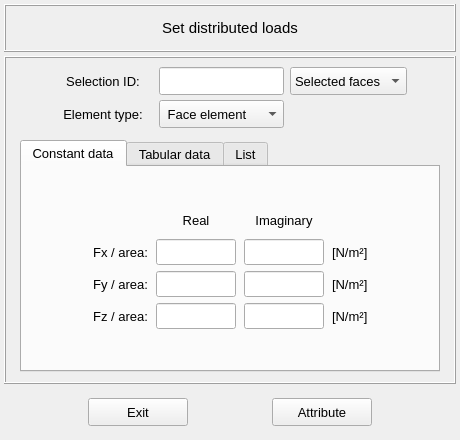
Old version of the form vibra/interface/data/ui_files/model/structural/distributed_loads_inputs.ui in the repository MOPT-UFSC/VIBRA.
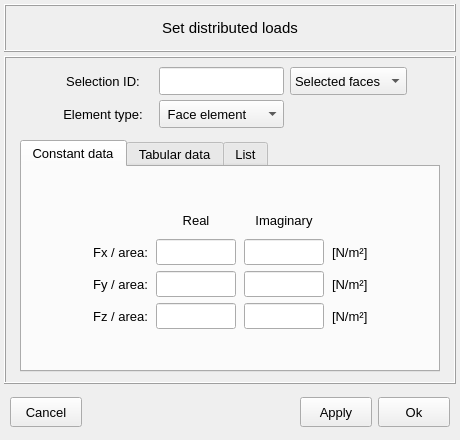
New version of the form. Icons and pictures are not drawn.

Commit message: Standardize the structural properties UI buttons

The edit to the form file:
```diff
--- a/vibra/interface/data/ui_files/model/structural/distributed_loads_inputs.ui
+++ b/vibra/interface/data/ui_files/model/structural/distributed_loads_inputs.ui
@@ -34,7 +34,6 @@
   <property name="font">
    <font>
     <pointsize>11</pointsize>
-    <weight>50</weight>
     <bold>false</bold>
    </font>
   </property>
@@ -1606,7 +1605,7 @@
     <widget class="QFrame" name="frame_7">
      <property name="minimumSize">
       <size>
-       <width>340</width>
+       <width>0</width>
        <height>48</height>
       </size>
      </property>
@@ -1624,82 +1623,146 @@
      </property>
      <layout class="QGridLayout" name="gridLayout_11">
       <property name="leftMargin">
-       <number>0</number>
+       <number>6</number>
       </property>
       <property name="topMargin">
        <number>0</number>
       </property>
       <property name="rightMargin">
-       <number>0</number>
+       <number>6</number>
       </property>
       <property name="bottomMargin">
        <number>0</number>
       </property>
-      <property name="spacing">
+      <property name="verticalSpacing">
        <number>0</number>
       </property>
+      <item row="0" column="3">
+       <widget class="QPushButton" name="pushButton_apply_and_close">
+        <property name="minimumSize">
+         <size>
+          <width>72</width>
+          <height>30</height>
+         </size>
+        </property>
+        <property name="maximumSize">
+         <size>
+          <width>72</width>
+          <height>30</height>
+         </size>
+        </property>
+        <property name="font">
+         <font>
+          <pointsize>10</pointsize>
+          <italic>false</italic>
+          <bold>false</bold>
+         </font>
+        </property>
+        <property name="styleSheet">
+         <string notr="true"/>
+        </property>
+        <property name="text">
+         <string>Ok</string>
+        </property>
+        <property name="autoDefault">
+         <bool>false</bool>
+        </property>
+        <property name="default">
+         <bool>false</bool>
+        </property>
+        <property name="flat">
+         <bool>false</bool>
+        </property>
+       </widget>
+      </item>
+      <item row="0" column="2">
+       <widget class="QPushButton" name="pushButton_apply">
+        <property name="minimumSize">
+         <size>
+          <width>72</width>
+          <height>30</height>
+         </size>
+        </property>
+        <property name="maximumSize">
+         <size>
+          <width>72</width>
+          <height>30</height>
+         </size>
+        </property>
+        <property name="font">
+         <font>
+          <pointsize>10</pointsize>
+          <italic>false</italic>
+          <bold>false</bold>
+         </font>
+        </property>
+        <property name="styleSheet">
+         <string notr="true"/>
+        </property>
+        <property name="text">
+         <string>Apply</string>
+        </property>
+        <property name="autoDefault">
+         <bool>false</bool>
+        </property>
+        <property name="default">
+         <bool>false</bool>
+        </property>
+        <property name="flat">
+         <bool>false</bool>
+        </property>
+       </widget>
+      </item>
       <item row="0" column="0">
        <widget class="QPushButton" name="pushButton_exit">
         <property name="minimumSize">
          <size>
-          <width>100</width>
-          <height>28</height>
+          <width>72</width>
+          <height>30</height>
          </size>
         </property>
         <property name="maximumSize">
          <size>
-          <width>100</width>
-          <height>28</height>
+          <width>72</width>
+          <height>30</height>
          </size>
         </property>
         <property name="font">
          <font>
           <pointsize>10</pointsize>
+          <italic>false</italic>
+          <bold>false</bold>
          </font>
         </property>
         <property name="styleSheet">
          <string notr="true"/>
         </property>
         <property name="text">
-         <string>Exit</string>
+         <string>Cancel</string>
         </property>
         <property name="autoDefault">
          <bool>false</bool>
         </property>
+        <property name="default">
+         <bool>false</bool>
+        </property>
+        <property name="flat">
+         <bool>false</bool>
+        </property>
        </widget>
       </item>
       <item row="0" column="1">
-       <widget class="QPushButton" name="pushButton_attribute">
-        <property name="minimumSize">
-         <size>
-          <width>100</width>
-          <height>28</height>
-         </size>
+       <spacer name="horizontalSpacer_17">
+        <property name="orientation">
+         <enum>Qt::Orientation::Horizontal</enum>
         </property>
-        <property name="maximumSize">
+        <property name="sizeHint" stdset="0">
          <size>
-          <width>100</width>
-          <height>28</height>
+          <width>40</width>
+          <height>20</height>
          </size>
         </property>
-        <property name="font">
-         <font>
-          <pointsize>10</pointsize>
-         </font>
-        </property>
-        <property name="styleSheet">
-         <string notr="true"/>
-        </property>
-        <property name="text">
-         <string>Attribute</string>
-        </property>
-        <property name="autoDefault">
-         <bool>false</bool>
-        </property>
-        <property name="default">
-         <bool>false</bool>
-        </property>
-       </widget>
+       </spacer>
       </item>
      </layout>
     </widget>
```
Left out of the diff: 243 changed lines with no effect on the pictures. The commit also changes 11 other files.
